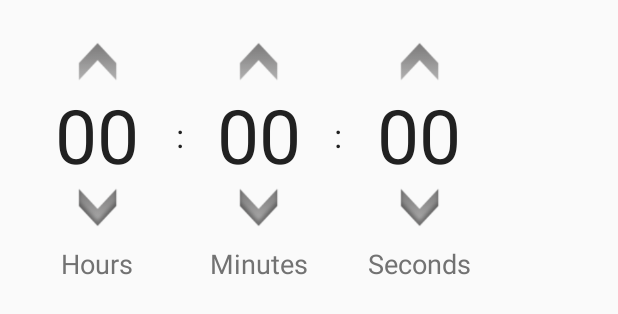
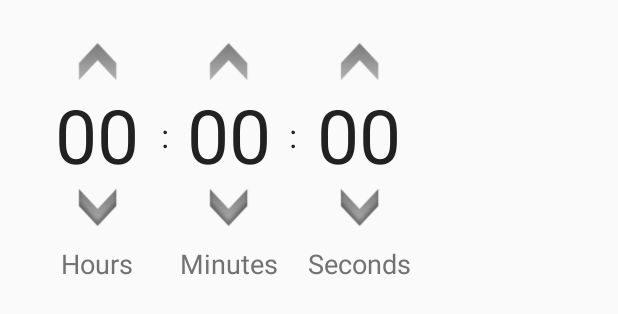
Before and after one commit to cubixguy77/MemoryLadderBeta, an Android app: the layout dialog_time_picker.xml on its own in the app's theme, with its tools: preview values and no code run, on a phone screen of 412 x 824 dp. Shown: the top 314 px of the screen. Run offline under Robolectric (Android 15) with nearby library versions, the phone set to English and light mode, and no system bars.

Commit message:
Minor adjustment to layout of timer setting dialog.

```diff
--- a/app/src/main/res/layout/dialog_time_picker.xml
+++ b/app/src/main/res/layout/dialog_time_picker.xml
@@ -61,7 +61,7 @@
 
     <TextView
         android:layout_height="match_parent"
-        android:layout_width="40dp"
+        android:layout_width="@dimen/memory_timer.column_space"
         android:paddingBottom="@dimen/memory_timer_dialog.colon.adjust"
         android:layout_gravity="center_vertical"
         android:gravity="center"
@@ -118,7 +118,7 @@
     </LinearLayout>
 
     <TextView
-        android:layout_width="40dp"
+        android:layout_width="@dimen/memory_timer.column_space"
         android:layout_height="match_parent"
         android:layout_gravity="center_vertical"
         android:paddingBottom="@dimen/memory_timer_dialog.colon.adjust"
--- a/app/src/main/res/values-sw600dp/dimens.xml
+++ b/app/src/main/res/values-sw600dp/dimens.xml
@@ -22,6 +22,7 @@
     <dimen name="numeric_keyboard.iconSize">48dp</dimen>
 
     <dimen name="memory_timer_dialog.arrow.size">50dp</dimen>
+    <dimen name="memory_timer.column_space">40dp</dimen>
     <dimen name="memory_timer_dialog.margin.top">30dp</dimen>
     <dimen name="memory_timer_dialog.margin.bottom">30dp</dimen>
     <dimen name="memory_timer_dialog.margin.left">70dp</dimen>
--- a/app/src/main/res/values/dimens.xml
+++ b/app/src/main/res/values/dimens.xml
@@ -22,6 +22,7 @@
     <dimen name="numeric_keyboard.iconSize">24dp</dimen>
 
     <dimen name="memory_timer_dialog.arrow.size">50dp</dimen>
+    <dimen name="memory_timer.column_space">20dp</dimen>
     <dimen name="memory_timer_dialog.margin.top">16dp</dimen>
     <dimen name="memory_timer_dialog.margin.bottom">16dp</dimen>
     <dimen name="memory_timer_dialog.margin.left">30dp</dimen>
@@ -43,4 +44,5 @@
 
     <dimen name="button.elevation.resting">2dp</dimen>
 
+
 </resources>
```
